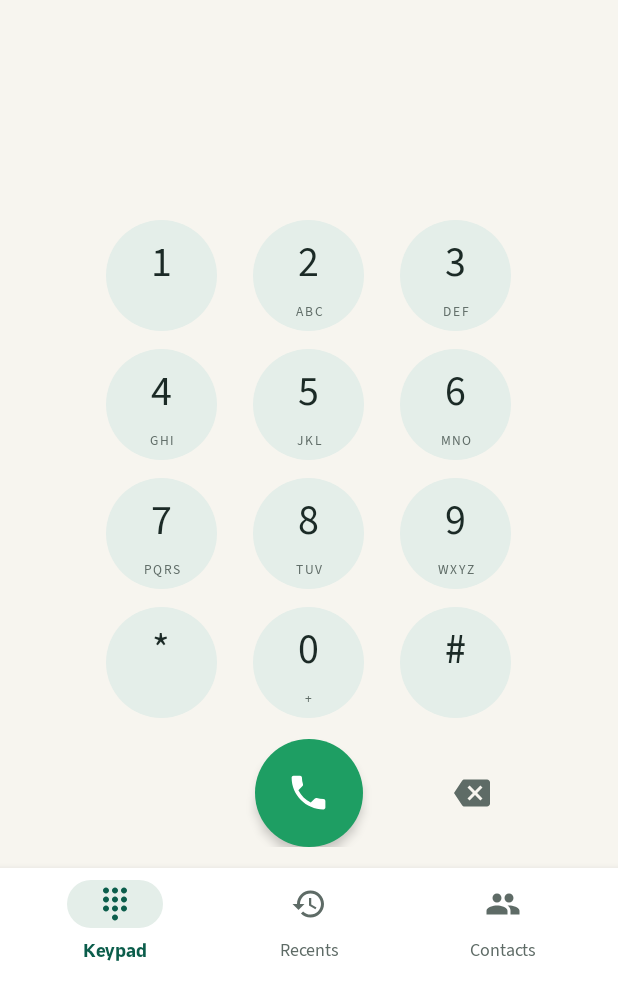
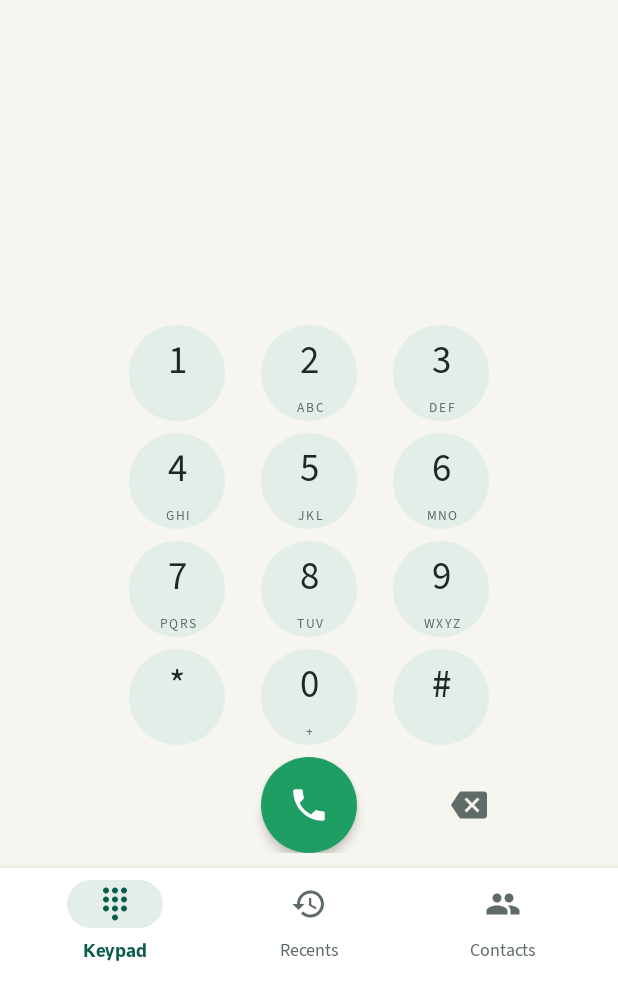
Before and after one commit to AliSherif1309/SahlPhone, an Android app: the screen it shows after launch (MainActivity), on a phone screen of 412 x 824 dp, the part 253-1236 px from its top. Run offline under Robolectric (Android 15) with nearby library versions, the phone set to English and light mode, and no system bars; pictures from the network do not load.

Commit message:
Fix clipped T9 contact match row in Keypad

```diff
--- a/app/src/main/java/com/sahl/phone/MainActivity.kt
+++ b/app/src/main/java/com/sahl/phone/MainActivity.kt
@@ -298,15 +298,15 @@ class MainActivity : SahlActivity() {
         val box = LinearLayout(this).apply { orientation = LinearLayout.VERTICAL }
         val matches = ListView(this).apply { divider = null; selector = android.graphics.drawable.ColorDrawable(0) }
         box.addView(matches, LinearLayout.LayoutParams(-1, 0, 1f))
-        val numTv = text(typed, 34f, col(R.color.text)).apply {
-            gravity = Gravity.CENTER; textDirection = View.TEXT_DIRECTION_LTR; maxLines = 1; setPadding(px(16), px(4), px(16), 0)
+        val numTv = text(typed, 30f, col(R.color.text)).apply {
+            gravity = Gravity.CENTER; textDirection = View.TEXT_DIRECTION_LTR; maxLines = 1; setPadding(px(16), px(2), px(16), 0)
             setOnLongClickListener {
                 val clip = getSystemService(ClipboardManager::class.java).primaryClip?.getItemAt(0)?.text?.toString()
                 if (!clip.isNullOrBlank()) { typed = clip.filter { it.isDigit() || it == '+' || it == '*' || it == '#' }; refreshPad() }
                 true
             }
         }
-        val hint = text("", 13f, col(R.color.sub)).apply { gravity = Gravity.CENTER; setPadding(0, 0, 0, px(4)) }
+        val hint = text("", 13f, col(R.color.sub)).apply { gravity = Gravity.CENTER; setPadding(0, 0, 0, px(2)); visibility = View.GONE }
         padRefresh = {
             numTv.text = typed
             val q = Norm.digits(typed)
@@ -315,7 +315,9 @@ class MainActivity : SahlActivity() {
             }.take(30)
             matches.adapter = EntryAdapter(list)
             val exact = list.firstOrNull { Norm.phoneKey(it.number) == Norm.phoneKey(typed) && q.length >= 7 }
-            hint.text = exact?.name ?: (if (typed.isNotBlank()) Countries.of(typed, Sahl.countryCode(this), rtl) ?: "" else "")
+            val h = exact?.name ?: (if (typed.isNotBlank()) Countries.of(typed, Sahl.countryCode(this), rtl) ?: "" else "")
+            hint.text = h
+            hint.visibility = if (h.isEmpty()) View.GONE else View.VISIBLE
         }
         box.addView(numTv); box.addView(hint)
         val pad = LinearLayout(this).apply { orientation = LinearLayout.VERTICAL; layoutDirection = View.LAYOUT_DIRECTION_LTR; gravity = Gravity.CENTER_HORIZONTAL }
@@ -328,20 +330,20 @@ class MainActivity : SahlActivity() {
                     setOnClickListener { typed += ch; performHapticFeedback(android.view.HapticFeedbackConstants.KEYBOARD_TAP); refreshPad() }
                     if (ch == '0') setOnLongClickListener { typed += "+"; refreshPad(); true }
                 }.press(circle = true)
-                k.addView(text(ch.toString(), 28f, col(R.color.text)).apply { gravity = Gravity.CENTER })
+                k.addView(text(ch.toString(), 26f, col(R.color.text)).apply { gravity = Gravity.CENTER })
                 k.addView(text(letters[ch] ?: " ", 9f, col(R.color.sub)).apply { gravity = Gravity.CENTER; letterSpacing = 0.15f })
-                r.addView(k, LinearLayout.LayoutParams(px(74), px(74)).apply { setMargins(px(12), px(6), px(12), px(6)) })
+                r.addView(k, LinearLayout.LayoutParams(px(64), px(64)).apply { setMargins(px(12), px(4), px(12), px(4)) })
             }
             pad.addView(r)
         }
-        val actions = LinearLayout(this).apply { gravity = Gravity.CENTER_VERTICAL; setPadding(px(24), px(8), px(24), px(14)); layoutDirection = View.LAYOUT_DIRECTION_LTR }
+        val actions = LinearLayout(this).apply { gravity = Gravity.CENTER_VERTICAL; setPadding(px(24), px(4), px(24), px(10)); layoutDirection = View.LAYOUT_DIRECTION_LTR }
         actions.addView(View(this), LinearLayout.LayoutParams(0, 1, 1f))
-        actions.addView(iconButton(R.drawable.ic_call, col(R.color.ok), 0xFFFFFFFF.toInt(), 72, 30) {
+        actions.addView(iconButton(R.drawable.ic_call, col(R.color.ok), 0xFFFFFFFF.toInt(), 64, 28) {
             if (typed.isEmpty()) { typed = recents.firstOrNull { r -> r.type == CallLog.Calls.OUTGOING_TYPE }?.number ?: ""; refreshPad() }
             else { val n = typed; typed = ""; refreshPad(); call(n) }
         }.apply { elevation = 4f * dp })
         val back = LinearLayout(this).apply { gravity = Gravity.CENTER }
-        back.addView(iconButton(R.drawable.ic_backspace, 0, col(R.color.sub), 56, 24) { typed = typed.dropLast(1); refreshPad() }.apply {
+        back.addView(iconButton(R.drawable.ic_backspace, 0, col(R.color.sub), 52, 24) { typed = typed.dropLast(1); refreshPad() }.apply {
             setOnLongClickListener { typed = ""; refreshPad(); true }
         })
         actions.addView(back, LinearLayout.LayoutParams(0, -2, 1f))
```
